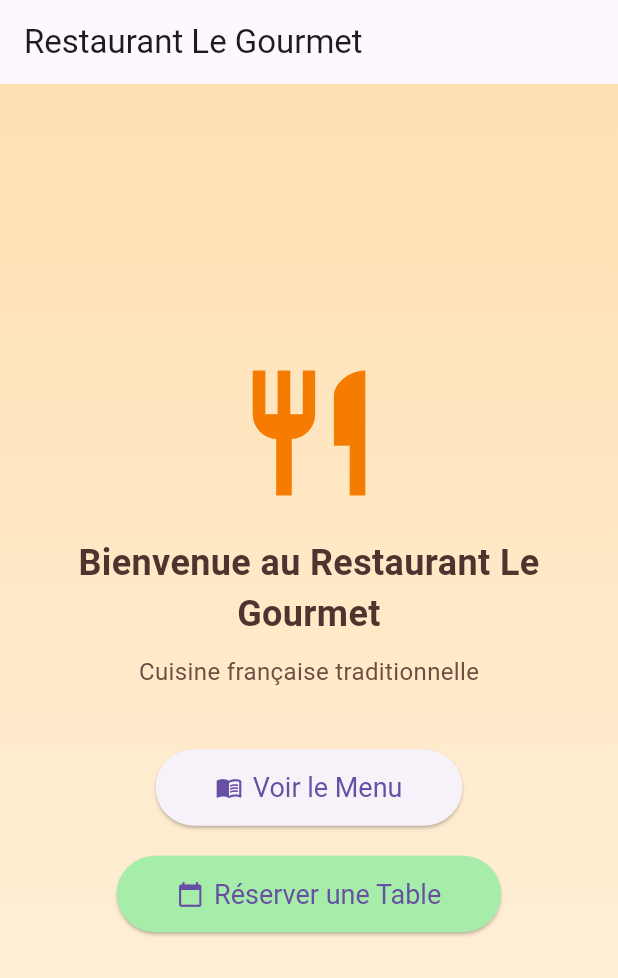
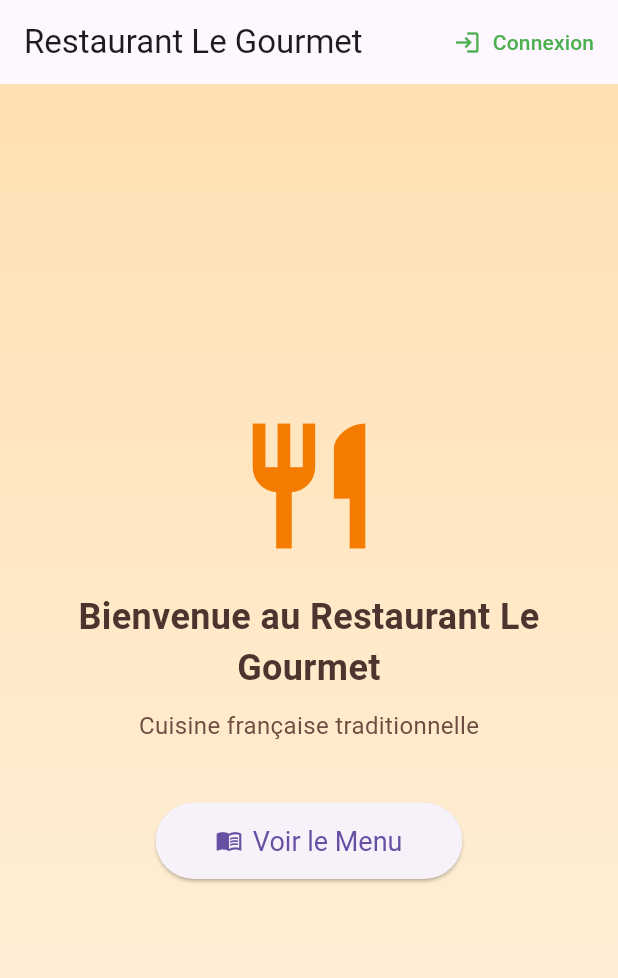
Before and after one commit to BoutagjatBrahim/resto_app, a Flutter app: the screen it shows after launch, on a phone screen of 412 x 824 dp. Shown: the top 978 px of the screen. Run offline on Flutter 3.47's test engine with Material 3 defaults, Android fonts, the phone set to English and light mode, and no system bars; our stand-ins replace shared_preferences; accounts and stored records are empty.

Commit message:
appli fonctionnel

```diff
--- a/frontend/lib/main.dart
+++ b/frontend/lib/main.dart
@@ -4,6 +4,7 @@ import 'screens/login_screen.dart';
 import 'screens/menu_screen.dart';
 import 'screens/reservation_screen.dart';
 import 'screens/my_reservations_screen.dart';
+import 'screens/manage_reservations_screen.dart';
 import 'services/auth_service.dart';
 
 void main() async {
@@ -17,6 +18,7 @@ class MyApp extends StatelessWidget {
   Widget build(BuildContext context) {
     return MaterialApp(
       title: 'Resto Réservation',
+      debugShowCheckedModeBanner: false,
       theme: ThemeData(
         primarySwatch: Colors.orange,
         visualDensity: VisualDensity.adaptivePlatformDensity,
@@ -25,8 +27,9 @@ class MyApp extends StatelessWidget {
       routes: {
         '/': (context) => HomeScreen(),
         '/login': (context) => LoginScreen(),
+        '/reservations': (context) => ReservationScreen(),
+        '/manage-reservations': (context) => ManageReservationsScreen(),
         '/menu': (context) => MenuScreen(),
-        '/reservation': (context) => ReservationScreen(),
         '/my-reservations': (context) => MyReservationsScreen(),
       },
     );
--- a/frontend/lib/models/user.dart
+++ b/frontend/lib/models/user.dart
@@ -4,8 +4,15 @@ class User {
   final String email;
   final String name;
   final String? phone;
+  final String role;
 
-  User({required this.id, required this.email, required this.name, this.phone});
+  User({
+    required this.id,
+    required this.email,
+    required this.name,
+    this.phone,
+    this.role = 'client',
+  });
 
   factory User.fromJson(Map<String, dynamic> json) {
     return User(
@@ -13,10 +20,21 @@ class User {
       email: json['email'] ?? '',
       name: json['name'] ?? '',
       phone: json['phone']?.toString(),
+      role: json['role'] ?? 'client',
     );
   }
 
   Map<String, dynamic> toJson() {
-    return {'id': id, 'email': email, 'name': name, 'phone': phone};
+    return {
+      'id': id,
+      'email': email,
+      'name': name,
+      'phone': phone,
+      'role': role,
+    };
   }
+
+  bool get isAdmin => role == 'admin';
+  bool get isServeur => role == 'serveur';
+  bool get isClient => role == 'client';
 }
--- a/frontend/lib/screens/home_screen.dart
+++ b/frontend/lib/screens/home_screen.dart
@@ -5,16 +5,34 @@ import '../services/auth_service.dart';
 class HomeScreen extends StatelessWidget {
   @override
   Widget build(BuildContext context) {
+    // Utiliser un Consumer ou StatefulWidget si des mises à jour de l'UI en temps réel sont nécessaires
+    // pour le statut de connexion, mais pour un simple StatelessWidget, on se base sur l'état actuel.
+    final isLoggedIn = AuthService.isLoggedIn;
+    final currentUser = AuthService.currentUser;
+
     return Scaffold(
       appBar: AppBar(
         title: Text('Restaurant Le Gourmet'),
         actions: [
-          if (AuthService.isLoggedIn)
-            IconButton(
+          if (isLoggedIn)
+            TextButton.icon(
               icon: Icon(Icons.logout),
+              label: Text('Déconnexion'),
+              style: TextButton.styleFrom(foregroundColor: Colors.red),
               onPressed: () {
                 AuthService.logout();
+                // Naviguer vers une page qui forcera le rebuild ou simplement rafraîchir
+                // Pour l'instant, je renvoie à l'accueil qui va se reconstruire
                 Navigator.pushReplacementNamed(context, '/');
+              },
+            )
+          else
+            TextButton.icon(
+              icon: Icon(Icons.login),
+              label: Text('Connexion'),
+              style: TextButton.styleFrom(foregroundColor: Colors.green),
+              onPressed: () {
+                Navigator.pushNamed(context, '/login');
               },
             ),
         ],
@@ -24,10 +42,7 @@ class HomeScreen extends StatelessWidget {
           gradient: LinearGradient(
             begin: Alignment.topCenter,
             end: Alignment.bottomCenter,
-            colors: [
-              Colors.orange.shade100,
-              Colors.orange.shade50,
-            ],
+            colors: [Colors.orange.shade100, Colors.orange.shade50],
           ),
         ),
         child: Center(
@@ -54,14 +69,11 @@ class HomeScreen extends StatelessWidget {
                 SizedBox(height: 10),
                 Text(
                   'Cuisine française traditionnelle',
-                  style: TextStyle(
-                    fontSize: 16,
-                    color: Colors.brown.shade600,
-                  ),
+                  style: TextStyle(fontSize: 16, color: Colors.brown.shade600),
                 ),
                 SizedBox(height: 40),
 
-                // Bouton Menu
+                // Bouton Menu (visible pour tous)
                 ElevatedButton.icon(
                   onPressed: () {
                     Navigator.pushNamed(context, '/menu');
@@ -75,27 +87,34 @@ class HomeScreen extends StatelessWidget {
                 ),
                 SizedBox(height: 20),
 
+                // Boutons Réservation et Mes Réservations (visibles seulement pour les clients connectés)
+                if (isLoggedIn && currentUser != null && currentUser.isClient)
+                  Column(
+                    children: [
                       // Bouton Réservation
                       ElevatedButton.icon(
                         onPressed: () {
-                    if (AuthService.isLoggedIn) {
-                      Navigator.pushNamed(context, '/reservation');
-                    } else {
-                      Navigator.pushNamed(context, '/login');
-                    }
+                          Navigator.pushNamed(context, '/reservations');
                         },
                         icon: Icon(Icons.calendar_today),
                         label: Text('Réserver une Table'),
                         style: ElevatedButton.styleFrom(
-                    backgroundColor: const Color.fromARGB(255, 166, 237, 169),
-                    padding: EdgeInsets.symmetric(horizontal: 40, vertical: 15),
+                          backgroundColor: const Color.fromARGB(
+                            255,
+                            166,
+                            237,
+                            169,
+                          ),
+                          padding: EdgeInsets.symmetric(
+                            horizontal: 40,
+                            vertical: 15,
+                          ),
                           textStyle: TextStyle(fontSize: 18),
                         ),
                       ),
                       SizedBox(height: 20),
 
                       // Bouton Mes Réservations
-                if (AuthService.isLoggedIn)
                       ElevatedButton.icon(
                         onPressed: () {
                           Navigator.pushNamed(context, '/my-reservations');
@@ -103,23 +122,66 @@ class HomeScreen extends StatelessWidget {
                         icon: Icon(Icons.list_alt),
                         label: Text('Mes Réservations'),
                         style: ElevatedButton.styleFrom(
-                      backgroundColor: const Color.fromARGB(255, 148, 197, 238),
-                      padding: EdgeInsets.symmetric(horizontal: 40, vertical: 15),
+                          backgroundColor: const Color.fromARGB(
+                            255,
+                            148,
+                            197,
+                            238,
+                          ),
+                          padding: EdgeInsets.symmetric(
+                            horizontal: 40,
+                            vertical: 15,
+                          ),
                           textStyle: TextStyle(fontSize: 18),
                         ),
                       ),
+                      SizedBox(
+                        height: 20,
+                      ), // Espace après les boutons de réservation
+                    ],
+                  ),
 
-                // Afficher le nom de l'utilisateur connecté
-                if (AuthService.isLoggedIn && AuthService.currentUser != null)
+                // Afficher le nom de l'utilisateur connecté et le bouton Gérer Réservations
+                if (isLoggedIn && currentUser != null)
                   Padding(
-                    padding: EdgeInsets.only(top: 30),
-                    child: Text(
-                      'Connecté en tant que: ${AuthService.currentUser!.name}',
+                    padding: EdgeInsets.only(top: 10),
+                    child: Column(
+                      children: [
+                        Text(
+                          'Connecté en tant que: ${currentUser.name}',
                           style: TextStyle(
                             fontSize: 16,
                             fontStyle: FontStyle.italic,
                             color: Colors.brown.shade600,
                           ),
+                        ),
+                        SizedBox(height: 5),
+                        Text(
+                          'Rôle: ${currentUser.role}',
+                          style: TextStyle(
+                            fontSize: 14,
+                            color: Colors.brown.shade400,
+                          ),
+                        ),
+                        if (currentUser.isServeur || currentUser.isAdmin)
+                          Padding(
+                            padding: EdgeInsets.only(top: 20),
+                            child: ElevatedButton.icon(
+                              onPressed: () {
+                                Navigator.pushNamed(
+                                  context,
+                                  '/manage-reservations',
+                                );
+                              },
+                              icon: Icon(Icons.calendar_today),
+                              label: Text('Gérer les réservations'),
+                              style: ElevatedButton.styleFrom(
+                                backgroundColor: Colors.orange,
+                                foregroundColor: Colors.white,
+                              ),
+                            ),
+                          ),
+                      ],
                     ),
                   ),
               ],
--- a/frontend/lib/screens/my_reservations_screen.dart
+++ b/frontend/lib/screens/my_reservations_screen.dart
@@ -103,7 +103,10 @@ class _MyReservationsScreenState extends State<MyReservationsScreen> {
                     SizedBox(height: 20),
                     ElevatedButton(
                       onPressed: () {
-                        Navigator.pushReplacementNamed(context, '/reservation');
+                        Navigator.pushReplacementNamed(
+                          context,
+                          '/reservations',
+                        );
                       },
                       child: Text('Faire une réservation'),
                     ),
```
Also changed, not shown: frontend/lib/screens/manage_reservations_screen.dart (added, +174 -0 lines), frontend/lib/screens/reservation_screen.dart (+0 -21 lines), frontend/lib/services/reservation_service.dart (+75 -7 lines), 8 other files. Lines whose indentation alone changed are shown as unchanged.
